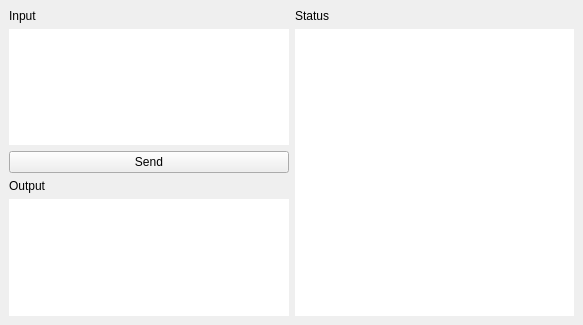
TheEvilRoot/networks-lab-3, file main.ui: the form before one commit.
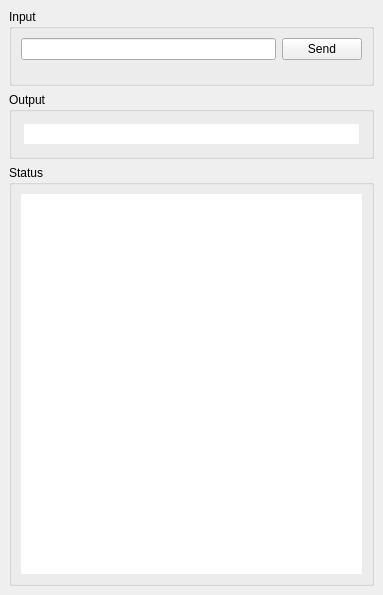
The form after the commit.

What changed in the file:
```diff
--- a/main.ui
+++ b/main.ui
@@ -6,20 +6,20 @@
    <rect>
     <x>0</x>
     <y>0</y>
-    <width>583</width>
-    <height>325</height>
+    <width>383</width>
+    <height>595</height>
    </rect>
   </property>
   <property name="minimumSize">
    <size>
-    <width>0</width>
-    <height>0</height>
+    <width>383</width>
+    <height>595</height>
    </size>
   </property>
   <property name="maximumSize">
    <size>
-    <width>16777215</width>
-    <height>16777215</height>
+    <width>383</width>
+    <height>595</height>
    </size>
   </property>
   <property name="windowTitle">
@@ -27,65 +27,95 @@
   </property>
   <widget class="QWidget" name="centralwidget">
    <layout class="QGridLayout" name="gridLayout">
-    <item row="1" column="2" rowspan="4">
-     <widget class="QTextEdit" name="status">
-      <property name="frameShape">
-       <enum>QFrame::NoFrame</enum>
+    <item row="0" column="0">
+     <widget class="QGroupBox" name="groupBox">
+      <property name="sizePolicy">
+       <sizepolicy hsizetype="Preferred" vsizetype="Fixed">
+        <horstretch>0</horstretch>
+        <verstretch>20</verstretch>
+       </sizepolicy>
       </property>
-      <property name="textInteractionFlags">
-       <set>Qt::TextSelectableByMouse</set>
+      <property name="title">
+       <string>Input</string>
       </property>
+      <layout class="QGridLayout" name="gridLayout_3">
+       <property name="bottomMargin">
+        <number>23</number>
+       </property>
+       <item row="0" column="1">
+        <widget class="QPushButton" name="send">
+         <property name="text">
+          <string>Send</string>
+         </property>
+        </widget>
+       </item>
+       <item row="0" column="0">
+        <widget class="QLineEdit" name="input">
+         <property name="clearButtonEnabled">
+          <bool>true</bool>
+         </property>
+        </widget>
+       </item>
+      </layout>
      </widget>
     </item>
-    <item row="3" column="1">
-     <widget class="QLabel" name="label_2">
-      <property name="text">
+    <item row="1" column="0">
+     <widget class="QGroupBox" name="groupBox_2">
+      <property name="sizePolicy">
+       <sizepolicy hsizetype="Preferred" vsizetype="Maximum">
+        <horstretch>0</horstretch>
+        <verstretch>20</verstretch>
+       </sizepolicy>
+      </property>
+      <property name="title">
        <string>Output</string>
       </property>
+      <layout class="QGridLayout" name="gridLayout_2">
+       <property name="leftMargin">
+        <number>12</number>
+       </property>
+       <property name="topMargin">
+        <number>12</number>
+       </property>
+       <property name="rightMargin">
+        <number>12</number>
+       </property>
+       <property name="bottomMargin">
+        <number>12</number>
+       </property>
+       <item row="0" column="0">
+        <widget class="QLineEdit" name="out">
+         <property name="frame">
+          <bool>false</bool>
+         </property>
+         <property name="readOnly">
+          <bool>true</bool>
+         </property>
+        </widget>
+       </item>
+      </layout>
      </widget>
     </item>
-    <item row="4" column="1">
-     <widget class="QTextEdit" name="out">
-      <property name="frameShape">
-       <enum>QFrame::NoFrame</enum>
+    <item row="2" column="0">
+     <widget class="QGroupBox" name="groupBox_3">
+      <property name="sizePolicy">
+       <sizepolicy hsizetype="Preferred" vsizetype="Preferred">
+        <horstretch>0</horstretch>
+        <verstretch>80</verstretch>
+       </sizepolicy>
       </property>
-      <property name="textInteractionFlags">
-       <set>Qt::TextSelectableByMouse</set>
-      </property>
-     </widget>
-    </item>
-    <item row="1" column="1">
-     <widget class="QTextEdit" name="input">
-      <property name="frameShape">
-       <enum>QFrame::NoFrame</enum>
-      </property>
-     </widget>
-    </item>
-    <item row="0" column="2">
-     <widget class="QLabel" name="label_3">
-      <property name="text">
+      <property name="title">
        <string>Status</string>
       </property>
-     </widget>
-    </item>
-    <item row="0" column="1">
-     <widget class="QLabel" name="label">
-      <property name="text">
-       <string>Input</string>
-      </property>
-     </widget>
-    </item>
-    <item row="2" column="1">
-     <widget class="QPushButton" name="send">
-      <property name="sizePolicy">
-       <sizepolicy hsizetype="Minimum" vsizetype="Fixed">
-        <horstretch>0</horstretch>
-        <verstretch>0</verstretch>
-       </sizepolicy>
-      </property>
-      <property name="text">
-       <string>Send</string>
-      </property>
+      <layout class="QGridLayout" name="gridLayout_4">
+       <item row="0" column="0">
+        <widget class="QTextBrowser" name="status">
+         <property name="frameShape">
+          <enum>QFrame::NoFrame</enum>
+         </property>
+        </widget>
+       </item>
+      </layout>
      </widget>
     </item>
    </layout>
```
